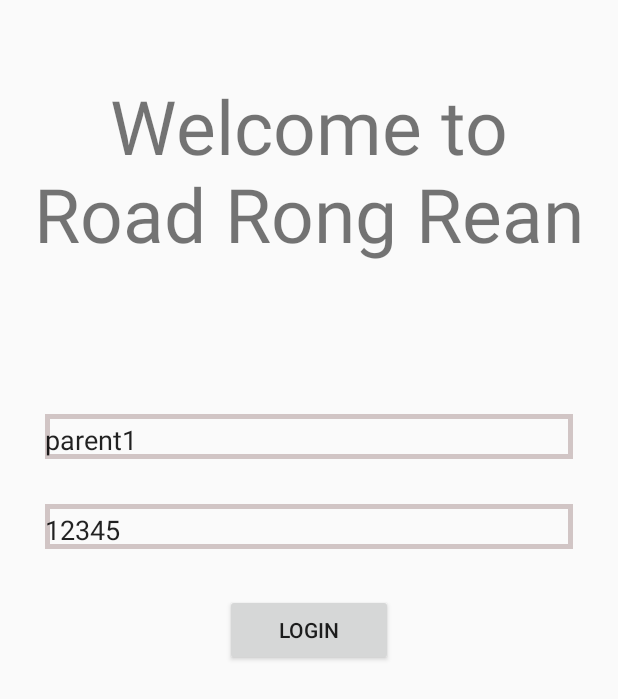
After one commit to teeratton/Parent_Application_RoadRongRean, an Android app: the LoginActivity screen opened directly, with no data from a screen before it, on a phone screen of 412 x 824 dp. The commit adds this screen. Shown: the top 699 px of the screen. Run offline under Robolectric (Android 15) with nearby library versions, the phone set to English and light mode, and no system bars; our stand-ins replace Firebase (no records; nobody signed in at launch, a user with empty details on screens opened directly).

Commit message:
update map

```diff
--- a/app/build.gradle
+++ b/app/build.gradle
@@ -30,6 +30,7 @@ dependencies {
     implementation 'androidx.appcompat:appcompat:1.1.0'
     implementation 'com.google.android.gms:play-services-maps:17.0.0'
     implementation 'com.google.firebase:firebase-firestore:21.4.2'
+    implementation 'androidx.constraintlayout:constraintlayout:1.1.3'
     testImplementation 'junit:junit:4.12'
     androidTestImplementation 'androidx.test.ext:junit:1.1.1'
     androidTestImplementation 'androidx.test.espresso:espresso-core:3.2.0'
--- a/app/src/main/java/com/teerat/parent_map/BusActivity.java
+++ b/app/src/main/java/com/teerat/parent_map/BusActivity.java
@@ -87,6 +87,10 @@ public class BusActivity extends AppCompatActivity implements View.OnClickListen
         busIcon_imageView.setImageBitmap(resizeIcons("bus_logo", 300, 300));
         driverIcon_imageView.setImageBitmap(resizeIcons("driver_logo", 300, 300));
 
+        Intent intent = getIntent();
+        Parent parent = intent.getParcelableExtra("parent");
+        name_textView.setText(parent.getFirstName());
+
 
     }
 
--- /dev/null
+++ b/app/src/main/java/com/teerat/parent_map/LoginActivity.java
@@ -0,0 +1,83 @@
+package com.teerat.parent_map;
+
+import androidx.annotation.NonNull;
+import androidx.appcompat.app.AppCompatActivity;
+
+import android.content.Intent;
+import android.os.Bundle;
+import android.util.Log;
+import android.view.View;
+import android.widget.Button;
+import android.widget.EditText;
+import android.widget.TextView;
+
+import com.google.android.gms.tasks.OnCompleteListener;
+import com.google.android.gms.tasks.Task;
+import com.google.firebase.firestore.CollectionReference;
+import com.google.firebase.firestore.FirebaseFirestore;
+import com.google.firebase.firestore.Query;
+import com.google.firebase.firestore.QueryDocumentSnapshot;
+import com.google.firebase.firestore.QuerySnapshot;
+
+public class LoginActivity extends AppCompatActivity implements View.OnClickListener {
+
+    private EditText usernameTextView;
+    private EditText passwordTextView;
+    private Button loginButton;
+    private FirebaseFirestore db = FirebaseFirestore.getInstance();
+    private CollectionReference parentRef = db.collection("parent");
+
+
+    @Override
+    protected void onCreate(Bundle savedInstanceState) {
+        super.onCreate(savedInstanceState);
+        setContentView(R.layout.activity_login);
+
+        usernameTextView = (EditText) findViewById(R.id.usernameTextView);
+        passwordTextView = (EditText) findViewById(R.id.passwordTextView);
+        loginButton = (Button) findViewById(R.id.loginButton);
+
+        loginButton = (Button) findViewById(R.id.loginButton);
+        loginButton.setOnClickListener(this);
+
+    }
+
+
+    private void login() {
+        String username =  usernameTextView.getText().toString();
+        Query query = parentRef.whereEqualTo("username", username);
+        query.get().addOnCompleteListener(new OnCompleteListener<QuerySnapshot>() {
+            @Override
+            public void onComplete(@NonNull Task<QuerySnapshot> task) {
+                if (task.isSuccessful()) {
+                    for (QueryDocumentSnapshot document : task.getResult()) {
+                        Parent parent = document.toObject(Parent.class);
+                        if (passwordTextView.getText().toString().equals(parent.getPassword())){
+                            Log.d("TAG", "LOGIN successful");
+                            Log.d("TAG", parent.getStudentList().toString());
+
+
+                            Intent intent = new Intent(LoginActivity.this,MapsActivity.class);
+                            intent.putExtra("parent", parent);
+                            startActivity(intent);
+                        }
+                        else{
+                            Log.d("TAG", "Incorrect password");
+
+                        }
+
+                    }
+                }
+
+            }
+        });
+
+    }
+
+    @Override
+    public void onClick(View v) {
+        if(v == loginButton){
+            login();
+        }
+    }
+}
--- /dev/null
+++ b/app/src/main/res/layout/activity_login.xml
@@ -0,0 +1,52 @@
+<?xml version="1.0" encoding="utf-8"?>
+<LinearLayout xmlns:android="http://schemas.android.com/apk/res/android"
+    android:layout_width="match_parent"
+    android:layout_height="match_parent"
+    android:orientation="vertical">
+
+    <TextView
+        android:layout_width="match_parent"
+        android:layout_height="wrap_content"
+        android:layout_marginTop="50dp"
+        android:text="Welcome to     Road Rong Rean"
+        android:textAlignment="center"
+        android:textSize="50dp"
+        />
+
+    <EditText
+        android:id="@+id/usernameTextView"
+        android:layout_width="match_parent"
+        android:layout_height="30dp"
+        android:layout_marginTop="100dp"
+        android:paddingTop="4dp"
+        android:text="parent1"
+        android:background="@drawable/my_button_bg"
+        android:layout_marginLeft="30dp"
+        android:layout_marginRight="30dp"
+        android:focusable="true"
+        android:focusableInTouchMode="true"
+        />
+    <EditText
+        android:id="@+id/passwordTextView"
+        android:layout_width="match_parent"
+        android:layout_height="30dp"
+        android:layout_marginTop="30dp"
+        android:paddingTop="4dp"
+        android:text="12345"
+        android:background="@drawable/my_button_bg"
+        android:layout_marginLeft="30dp"
+        android:layout_marginRight="30dp"
+        />
+
+    <Button
+        android:id="@+id/loginButton"
+        android:layout_width="match_parent"
+        android:layout_height="wrap_content"
+        android:layout_marginTop="30dp"
+        android:layout_marginLeft="150dp"
+        android:layout_marginRight="150dp"
+        android:text="Login"
+        />
+
+
+</LinearLayout>
```
Also changed, not shown: app/src/main/AndroidManifest.xml (+9 -1 lines), app/src/main/java/com/teerat/parent_map/MapsActivity.java (+47 -5 lines), app/src/main/java/com/teerat/parent_map/Parent.java (added, +115 -0 lines).
